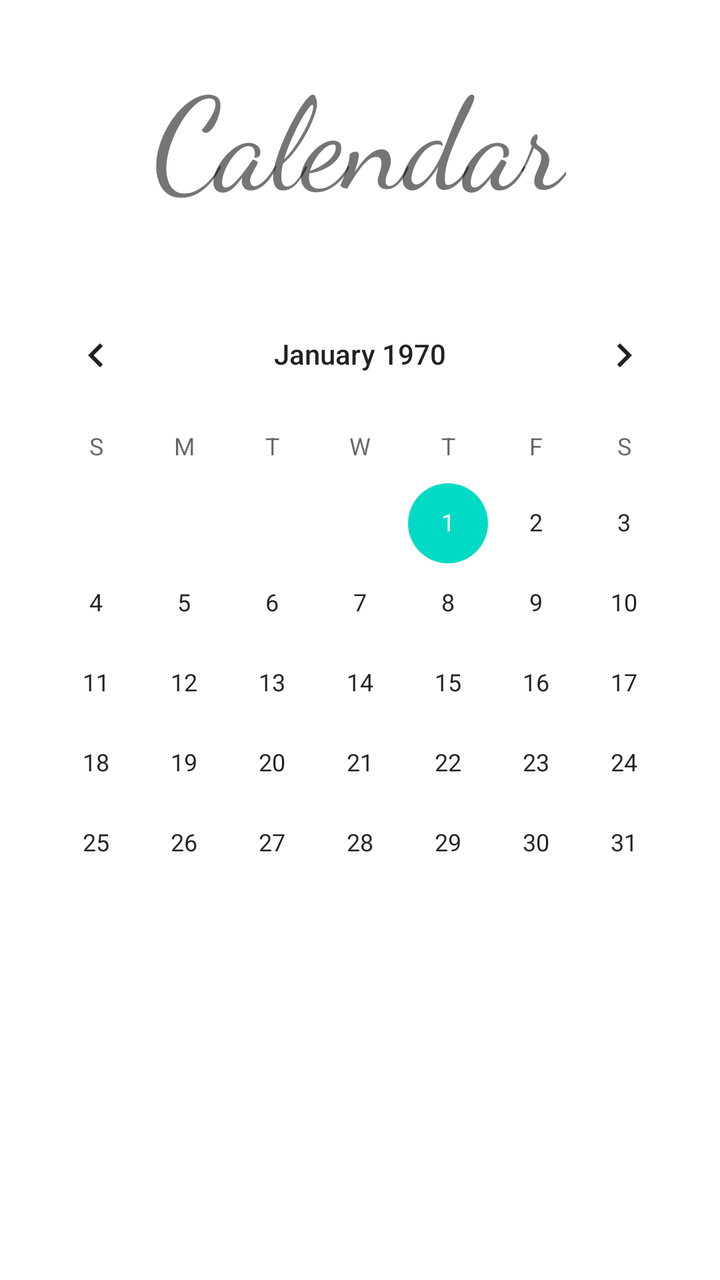
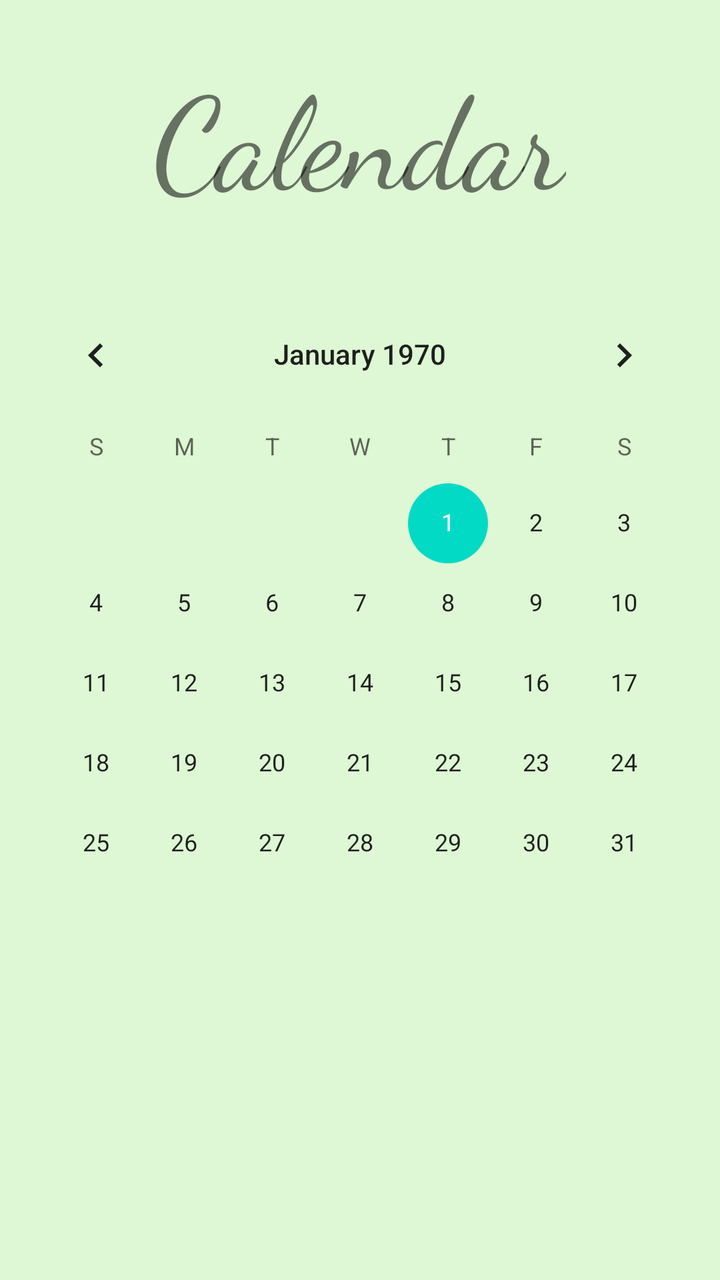

The first picture is an Android layout as it rendered before a commit; the second is the same layout after the commit. The layout source and the unified diff follow.
<!-- AndroidManifest.xml: application theme Theme.Silva -->
<!-- res/layout/event_calendar_layout.xml -->
<?xml version="1.0" encoding="utf-8"?>
<androidx.constraintlayout.widget.ConstraintLayout
    xmlns:android="http://schemas.android.com/apk/res/android"
    xmlns:app="http://schemas.android.com/apk/res-auto"
    xmlns:tools="http://schemas.android.com/tools"
    android:layout_width="match_parent"
    android:layout_height="match_parent">

    <TextView
        android:id="@+id/textView3"
        android:layout_width="wrap_content"
        android:layout_height="wrap_content"
        android:fontFamily="cursive"
        android:text="Calendar"
        android:textAlignment="center"
        android:textSize="64sp"
        app:layout_constraintBottom_toBottomOf="parent"
        app:layout_constraintEnd_toEndOf="parent"
        app:layout_constraintHorizontal_bias="0.497"
        app:layout_constraintStart_toStartOf="parent"
        app:layout_constraintTop_toTopOf="parent"
        app:layout_constraintVertical_bias="0.042" />

    <CalendarView
        android:id="@+id/calendarView"
        android:layout_width="wrap_content"
        android:layout_height="wrap_content"
        android:layout_marginTop="32dp"
        app:layout_constraintEnd_toEndOf="parent"
        app:layout_constraintHorizontal_bias="0.491"
        app:layout_constraintStart_toStartOf="parent"
        app:layout_constraintTop_toBottomOf="@+id/textView3" />

    <androidx.recyclerview.widget.RecyclerView
        android:layout_width="410dp"
        android:layout_height="256dp"
        app:layout_constraintEnd_toEndOf="parent"
        app:layout_constraintStart_toStartOf="parent"
        app:layout_constraintTop_toBottomOf="@+id/calendarView" />
</androidx.constraintlayout.widget.ConstraintLayout>
<!-- resources referenced by this layout -->
<resources>
  <style name="Theme.Silva" parent="Theme.MaterialComponents.DayNight.DarkActionBar">
          
          <item name="colorPrimary">#009060</item>
          <item name="colorPrimaryVariant">@color/purple_700</item>
          <item name="colorOnPrimary">@color/black</item>
          
          <item name="colorSecondary">@color/teal_200</item>
          <item name="colorSecondaryVariant">@color/teal_700</item>
          <item name="colorOnSecondary">@color/black</item>
          
          <item name="android:statusBarColor" tools:targetApi="l">?attr/colorPrimaryVariant</item>
          
      </style>
  <color name="purple_700">#FF3700B3</color>
  <color name="black">#FF000000</color>
  <color name="teal_200">#FF03DAC5</color>
  <color name="teal_700">#FF018786</color>
</resources>

<!-- the commit's change to res/layout/event_calendar_layout.xml (unified diff, before → after) -->
@@ -4,6 +4,7 @@
     xmlns:app="http://schemas.android.com/apk/res-auto"
     xmlns:tools="http://schemas.android.com/tools"
     android:layout_width="match_parent"
+    android:background="#DEF7D4"
     android:layout_height="match_parent">
 
     <TextView
<!-- resource entries referenced after the edit -->
@@ -3,7 +3,7 @@
   <style name="Theme.Silva" parent="Theme.MaterialComponents.DayNight.DarkActionBar">
           
           <item name="colorPrimary">#009060</item>
-          <item name="colorPrimaryVariant">@color/purple_700</item>
+          <item name="colorPrimaryVariant">#009060</item>
           <item name="colorOnPrimary">@color/black</item>
           
           <item name="colorSecondary">@color/teal_200</item>
@@ -13,7 +13,6 @@
           <item name="android:statusBarColor" tools:targetApi="l">?attr/colorPrimaryVariant</item>
           
       </style>
-  <color name="purple_700">#FF3700B3</color>
   <color name="black">#FF000000</color>
   <color name="teal_200">#FF03DAC5</color>
   <color name="teal_700">#FF018786</color>
